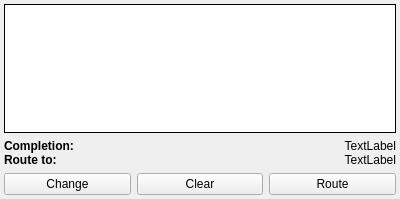
The window that QtClient/planet_production_widget.ui (vkholodkov/freestars) describes before a commit, drawn with Qt 5.
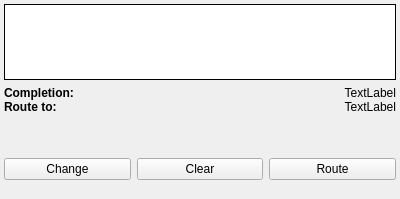
The same window after the commit.

Commit message: Fix layout of planet production widget

Diff of the .ui file:
```diff
--- a/QtClient/planet_production_widget.ui
+++ b/QtClient/planet_production_widget.ui
@@ -25,6 +25,18 @@
       </property>
       <item>
        <widget class="QTableView" name="productionQueueView">
+        <property name="minimumSize">
+         <size>
+          <width>0</width>
+          <height>76</height>
+         </size>
+        </property>
+        <property name="maximumSize">
+         <size>
+          <width>16777215</width>
+          <height>76</height>
+         </size>
+        </property>
         <property name="styleSheet">
          <string notr="true">background-color: white</string>
         </property>
@@ -58,6 +70,15 @@
         <attribute name="verticalHeaderVisible">
          <bool>false</bool>
         </attribute>
+        <attribute name="verticalHeaderDefaultSectionSize">
+         <number>19</number>
+        </attribute>
+        <attribute name="verticalHeaderHighlightSections">
+         <bool>true</bool>
+        </attribute>
+        <attribute name="verticalHeaderMinimumSectionSize">
+         <number>19</number>
+        </attribute>
        </widget>
       </item>
       <item>
```
The commit also changes 1 other file.
